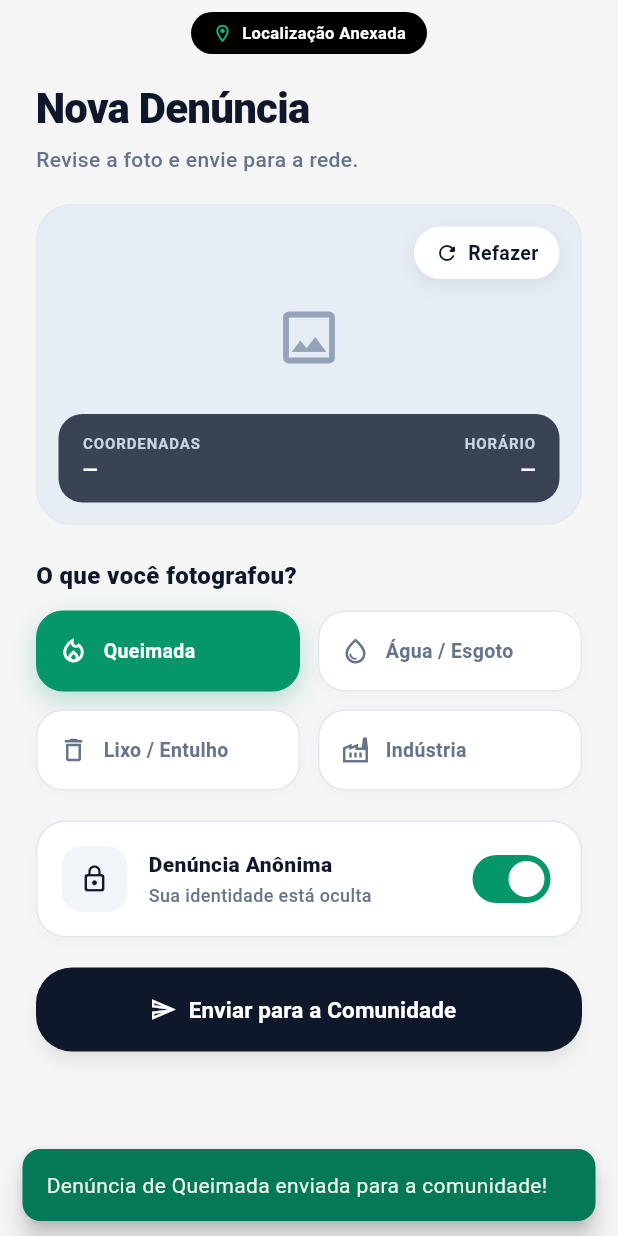
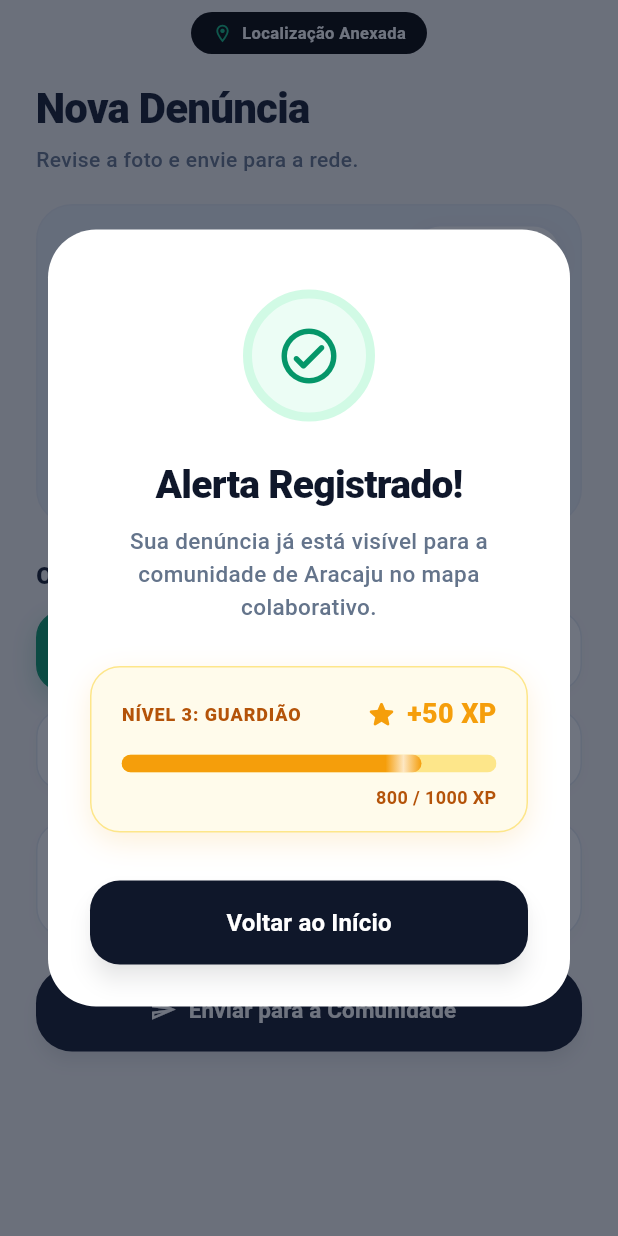
Before and after one commit to joaomiguel2004/ArPuro, a Flutter app: the NewReportScreen widget shown alone on an empty page, opened directly, after a tap on "Enviar para a Comunidade", on a phone screen of 412 x 824 dp. Run offline on Flutter 3.47's test engine with Material 3 defaults, Android fonts, the phone set to English and light mode, and no system bars; our stand-ins replace camera, flutter_riverpod, geolocator, image_picker.

Commit message:
feat(report): adiciona modal de sucesso com XP e estado offline na nova denúncia
- Modal "Alerta Registrado!" com progresso de XP após o envio
- Retorna à aba Início após fechar o modal
- Pill "Offline" e aviso de envio posterior quando sem conexão
- Atualiza testes do fluxo de denúncia

Co-Authored-By: Claude Opus 5.5 <noreply@anthropic.com>

```diff
--- a/lib/features/home/presentation/home_screen.dart
+++ b/lib/features/home/presentation/home_screen.dart
@@ -53,7 +53,7 @@ class _HomeScreenState extends State<HomeScreen> {
     setState(() {
       _mapReports.add(report);
       _capturedPhoto = null;
-      _currentNavIndex = 1;
+      _currentNavIndex = 0;
     });
   }
 
--- a/lib/features/report/presentation/new_report_screen.dart
+++ b/lib/features/report/presentation/new_report_screen.dart
@@ -4,18 +4,26 @@ import '../../camera/domain/captured_photo.dart';
 import '../domain/report_models.dart';
 import '../widgets/anonymous_toggle_card.dart';
 import '../widgets/category_selector.dart';
+import '../widgets/offline_warning_banner.dart';
 import '../widgets/photo_preview_card.dart';
+import '../widgets/report_success_dialog.dart';
 
 class NewReportScreen extends StatefulWidget {
   final CapturedPhoto? photo;
   final VoidCallback? onRetake;
   final ValueChanged<MapReport>? onReportSubmitted;
 
+  /// Exibe o estado offline (pill "Offline" + aviso de envio posterior).
+  /// Ainda não está ligado a uma detecção real de conectividade nem a uma
+  /// fila local, pois o projeto não tem backend.
+  final bool isOffline;
+
   const NewReportScreen({
     super.key,
     this.photo,
     this.onRetake,
     this.onReportSubmitted,
+    this.isOffline = false,
   });
 
   @override
@@ -26,7 +34,7 @@ class _NewReportScreenState extends State<NewReportScreen> {
   ReportCategory _selectedCategory = ReportCategory.queimada;
   bool _isAnonymous = true;
 
-  void _handleSubmit() {
+  Future<void> _handleSubmit() async {
     final report = MapReport(
       id: 'user-${DateTime.now().millisecondsSinceEpoch}',
       category: _selectedCategory,
@@ -41,26 +49,17 @@ class _NewReportScreenState extends State<NewReportScreen> {
       hasPlume: _selectedCategory == ReportCategory.queimada,
     );
 
+    await ReportSuccessDialog.show(context);
+    if (!mounted) return;
+
     widget.onReportSubmitted?.call(report);
-
-    ScaffoldMessenger.of(context).showSnackBar(
-      SnackBar(
-        content: Text(
-          'Denúncia de ${_selectedCategory.label} enviada para a comunidade!',
-        ),
-        behavior: SnackBarBehavior.floating,
-        shape: RoundedRectangleBorder(borderRadius: BorderRadius.circular(12)),
-        backgroundColor: AppColors.primaryDark,
-        duration: const Duration(seconds: 2),
-      ),
-    );
   }
 
   @override
   Widget build(BuildContext context) {
     return Column(
       children: [
-        const _LocationAttachedPill(),
+        widget.isOffline ? const _OfflinePill() : const _LocationAttachedPill(),
         Expanded(
           child: SingleChildScrollView(
             padding: const EdgeInsets.fromLTRB(24, 16, 24, 120),
@@ -87,6 +86,10 @@ class _NewReportScreenState extends State<NewReportScreen> {
                   ),
                 ),
                 const SizedBox(height: 20),
+                if (widget.isOffline) ...[
+                  const OfflineWarningBanner(),
+                  const SizedBox(height: 16),
+                ],
                 PhotoPreviewCard(
                   photo: widget.photo,
                   onRetake: () => widget.onRetake?.call(),
@@ -136,6 +139,44 @@ class _NewReportScreenState extends State<NewReportScreen> {
   }
 }
 
+class _OfflinePill extends StatelessWidget {
+  const _OfflinePill();
+
+  @override
+  Widget build(BuildContext context) {
+    return Align(
+      alignment: Alignment.topCenter,
+      child: Container(
+        margin: const EdgeInsets.only(top: 8),
+        padding: const EdgeInsets.symmetric(horizontal: 14, vertical: 6),
+        decoration: BoxDecoration(
+          color: Colors.black,
+          borderRadius: BorderRadius.circular(24),
+        ),
+        child: const Row(
+          mainAxisSize: MainAxisSize.min,
+          children: [
+            Icon(
+              Icons.cloud_off_outlined,
+              size: 14,
+              color: AppColors.warning,
+            ),
+            SizedBox(width: 6),
+            Text(
+              'Offline',
+              style: TextStyle(
+                color: Colors.white,
+                fontSize: 11,
+                fontWeight: FontWeight.w600,
+              ),
+            ),
+          ],
+        ),
+      ),
+    );
+  }
+}
+
 class _LocationAttachedPill extends StatelessWidget {
   const _LocationAttachedPill();
 
--- /dev/null
+++ b/lib/features/report/widgets/offline_warning_banner.dart
@@ -0,0 +1,40 @@
+import 'package:flutter/material.dart';
+
+/// Aviso exibido na Nova Denúncia quando o dispositivo está sem conexão.
+class OfflineWarningBanner extends StatelessWidget {
+  const OfflineWarningBanner({super.key});
+
+  static const _text = Color(0xFFB45309);
+
+  @override
+  Widget build(BuildContext context) {
+    return Container(
+      width: double.infinity,
+      padding: const EdgeInsets.fromLTRB(16, 14, 16, 14),
+      decoration: BoxDecoration(
+        color: const Color(0xFFFFFBEB),
+        borderRadius: BorderRadius.circular(16),
+        border: Border.all(color: const Color(0xFFFDE68A)),
+      ),
+      child: const Row(
+        crossAxisAlignment: CrossAxisAlignment.start,
+        children: [
+          Icon(Icons.warning_amber_rounded, size: 22, color: _text),
+          SizedBox(width: 12),
+          Expanded(
+            child: Text(
+              'Sem conexão de internet no momento. Sua denúncia será salva no '
+              'celular e enviada automaticamente quando o sinal voltar.',
+              style: TextStyle(
+                fontSize: 13,
+                height: 1.45,
+                fontWeight: FontWeight.w600,
+                color: _text,
+              ),
+            ),
+          ),
+        ],
+      ),
+    );
+  }
+}
--- /dev/null
+++ b/lib/features/report/widgets/report_success_dialog.dart
@@ -0,0 +1,239 @@
+import 'package:flutter/material.dart';
+import '../../../core/theme/app_colors.dart';
+
+/// Modal exibido após o envio de uma denúncia, com o ganho de XP do usuário.
+class ReportSuccessDialog extends StatelessWidget {
+  final int level;
+  final String levelTitle;
+  final int previousXp;
+  final int xpGained;
+  final int maxXp;
+
+  const ReportSuccessDialog({
+    super.key,
+    this.level = 3,
+    this.levelTitle = 'Guardião',
+    this.previousXp = 750,
+    this.xpGained = 50,
+    this.maxXp = 1000,
+  });
+
+  static Future<void> show(BuildContext context) {
+    return showDialog<void>(
+      context: context,
+      barrierDismissible: false,
+      barrierColor: const Color(0x990F172A),
+      builder: (_) => const ReportSuccessDialog(),
+    );
+  }
+
+  @override
+  Widget build(BuildContext context) {
+    return Dialog(
+      backgroundColor: AppColors.surface,
+      insetPadding: const EdgeInsets.symmetric(horizontal: 32),
+      shape: RoundedRectangleBorder(borderRadius: BorderRadius.circular(32)),
+      child: Padding(
+        padding: const EdgeInsets.fromLTRB(28, 40, 28, 28),
+        child: Column(
+          mainAxisSize: MainAxisSize.min,
+          children: [
+            Container(
+              width: 88,
+              height: 88,
+              decoration: BoxDecoration(
+                color: AppColors.greenBg,
+                shape: BoxShape.circle,
+                border: Border.all(color: const Color(0xFFD1FAE5), width: 6),
+              ),
+              child: const Icon(
+                Icons.check_circle_outline_rounded,
+                size: 44,
+                color: AppColors.primary,
+              ),
+            ),
+            const SizedBox(height: 24),
+            const Text(
+              'Alerta Registrado!',
+              textAlign: TextAlign.center,
+              style: TextStyle(
+                fontSize: 26,
+                fontWeight: FontWeight.w800,
+                color: AppColors.textMain,
+                letterSpacing: -0.5,
+              ),
+            ),
+            const SizedBox(height: 8),
+            const Text(
+              'Sua denúncia já está visível para a comunidade de Aracaju no mapa colaborativo.',
+              textAlign: TextAlign.center,
+              style: TextStyle(
+                fontSize: 15,
+                height: 1.45,
+                fontWeight: FontWeight.w500,
+                color: AppColors.textMuted,
+              ),
+            ),
+            const SizedBox(height: 28),
+            _XpProgressCard(
+              level: level,
+              levelTitle: levelTitle,
+              previousXp: previousXp,
+              xpGained: xpGained,
+              maxXp: maxXp,
+            ),
+            const SizedBox(height: 32),
+            SizedBox(
+              width: double.infinity,
+              height: 56,
+              child: ElevatedButton(
+                onPressed: () => Navigator.of(context).pop(),
+                style: ElevatedButton.styleFrom(
+                  backgroundColor: AppColors.textMain,
+                  foregroundColor: Colors.white,
+                  elevation: 6,
+                  shadowColor: const Color(0x400F172A),
+                  shape: RoundedRectangleBorder(
+                    borderRadius: BorderRadius.circular(20),
+                  ),
+                ),
+                child: const Text(
+                  'Voltar ao Início',
+                  style: TextStyle(fontSize: 16, fontWeight: FontWeight.w700),
+                ),
+              ),
+            ),
+          ],
+        ),
+      ),
+    );
+  }
+}
+
+class _XpProgressCard extends StatelessWidget {
+  final int level;
+  final String levelTitle;
+  final int previousXp;
+  final int xpGained;
+  final int maxXp;
+
+  const _XpProgressCard({
+    required this.level,
+    required this.levelTitle,
+    required this.previousXp,
+    required this.xpGained,
+    required this.maxXp,
+  });
+
+  static const _amber = Color(0xFFF59E0B);
+  static const _amberText = Color(0xFFB45309);
+
+  @override
+  Widget build(BuildContext context) {
+    final currentXp = (previousXp + xpGained).clamp(0, maxXp);
+
+    return Container(
+      padding: const EdgeInsets.fromLTRB(20, 18, 20, 14),
+      decoration: BoxDecoration(
+        color: const Color(0xFFFFFBEB),
+        borderRadius: BorderRadius.circular(20),
+        border: Border.all(color: const Color(0xFFFDE68A)),
+        boxShadow: const [
+          BoxShadow(
+            color: Color(0x26F59E0B),
+            blurRadius: 16,
+            offset: Offset(0, 6),
+          ),
+        ],
+      ),
+      child: Column(
+        crossAxisAlignment: CrossAxisAlignment.stretch,
+        children: [
+          Row(
+            children: [
+              Expanded(
+                child: Text(
+                  'NÍVEL $level: ${levelTitle.toUpperCase()}',
+                  style: const TextStyle(
+                    fontSize: 12,
+                    fontWeight: FontWeight.w800,
+                    color: _amberText,
+                    letterSpacing: 0.6,
+                  ),
+                ),
+              ),
+              const Icon(Icons.star_rounded, size: 22, color: _amber),
+              const SizedBox(width: 6),
+              Text(
+                '+$xpGained XP',
+                style: const TextStyle(
+                  fontSize: 18,
+                  fontWeight: FontWeight.w800,
+                  color: _amber,
+                ),
+              ),
+            ],
+          ),
+          const SizedBox(height: 14),
+          TweenAnimationBuilder<double>(
+            tween: Tween(
+              begin: previousXp / maxXp,
+              end: currentXp / maxXp,
+            ),
+            duration: const Duration(milliseconds: 900),
+            curve: Curves.easeOutCubic,
+            builder: (context, value, _) => _XpBar(fill: value),
+          ),
+          const SizedBox(height: 8),
+          Text(
+            '$currentXp / $maxXp XP',
+            textAlign: TextAlign.right,
+            style: const TextStyle(
+              fontSize: 12,
+              fontWeight: FontWeight.w700,
+              color: _amberText,
+            ),
+          ),
+        ],
+      ),
+    );
+  }
+}
+
+class _XpBar extends StatelessWidget {
+  final double fill;
+
+  const _XpBar({required this.fill});
+
+  @override
+  Widget build(BuildContext context) {
+    return ClipRRect(
+      borderRadius: BorderRadius.circular(6),
+      child: SizedBox(
+        height: 12,
+        child: Stack(
+          children: [
+            Container(color: const Color(0xFFFDE68A)),
+            FractionallySizedBox(
+              widthFactor: fill.clamp(0.0, 1.0),
+              child: Container(
+                decoration: const BoxDecoration(
+                  borderRadius: BorderRadius.all(Radius.circular(6)),
+                  gradient: LinearGradient(
+                    colors: [
+                      Color(0xFFF59E0B),
+                      Color(0xFFF59E0B),
+                      Color(0xFFFDE7C2),
+                      Color(0xFFF59E0B),
+                    ],
+                    stops: [0.0, 0.88, 0.94, 1.0],
+                  ),
+                ),
+              ),
+            ),
+          ],
+        ),
+      ),
+    );
+  }
+}
```
Also changed, not shown: 1 other file.
